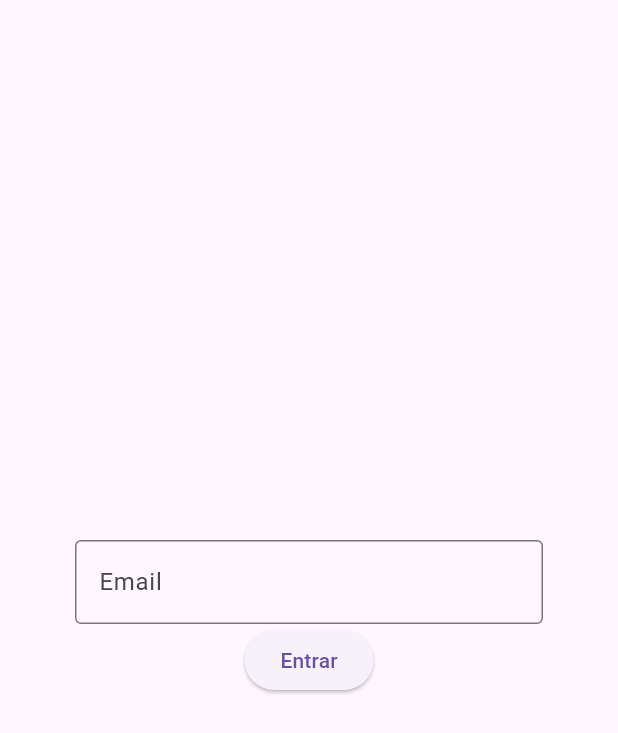
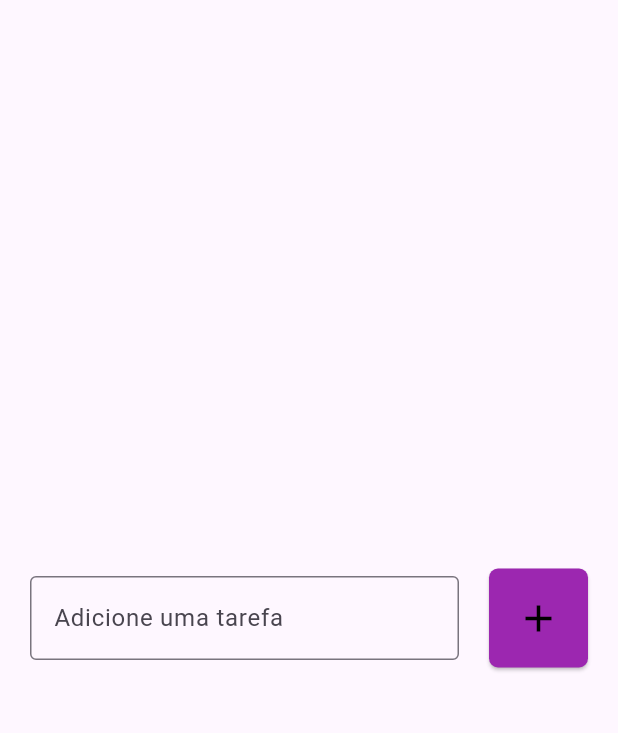
Before and after one commit to AndreyMarques221/ProjetoFlutter, a Flutter app: the screen it shows after launch, on a phone screen of 412 x 824 dp. Shown: the top 733 px of the screen. Run offline on Flutter 3.47's test engine with Material 3 defaults, Android fonts, the phone set to English and light mode, and no system bars.

Commit message:
Add Tarefa totalmente concluído

```diff
--- a/lib/pages/todo_list_page.dart
+++ b/lib/pages/todo_list_page.dart
@@ -8,34 +8,41 @@ class TodoListPage extends StatelessWidget {
     return Scaffold(
       body: Center(
         child: Padding(
-          padding: const EdgeInsets.symmetric(horizontal: 50),
+          padding: const EdgeInsets.symmetric(horizontal: 20),
           child: Column(
             mainAxisSize: MainAxisSize.min,
-            children: [
-              TextField(
-                controller: emailController,
-                decoration: InputDecoration(
-                  border: OutlineInputBorder(),
-                   labelText: 'Email'
-                   ),
-                onChanged: onChanged,
-             ),
-              ElevatedButton(onPressed: login, child: Text('Entrar')),
-            ],
+            children: [addTarefa()],
           ),
         ),
       ),
     );
   }
 
-  void login() {
-    String email;
-    email = emailController.text;
-    // ignore: avoid_print
-    print(email);
-    emailController.clear();
-  }
-  void onChanged(String text){
-    print(text);
+  Row addTarefa() {
+    return Row(
+      children: [
+        Expanded(
+          child: TextField(
+            decoration: InputDecoration(
+              border: OutlineInputBorder(),
+              labelText: 'Adicione uma tarefa',
+              hintText: 'Ex: Estudar Flutter',
+            ),
+          ),
+        ),
+        SizedBox(width: 20),
+        ElevatedButton(
+          onPressed: () {},
+          style: ElevatedButton.styleFrom(
+            backgroundColor: Colors.purple,
+            padding: EdgeInsets.all(18),
+            shape: RoundedRectangleBorder(
+              borderRadius: BorderRadius.circular(6),
+            ),
+          ),
+          child: Icon(Icons.add, color: Colors.black, size: 30),
+        ),
+      ],
+    );
   }
 }
```
